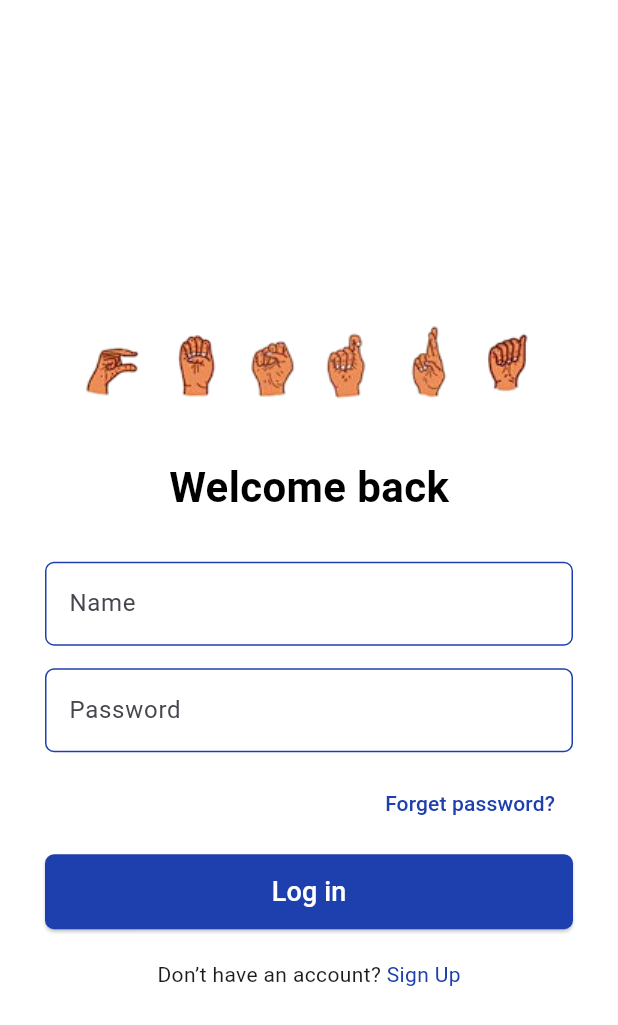
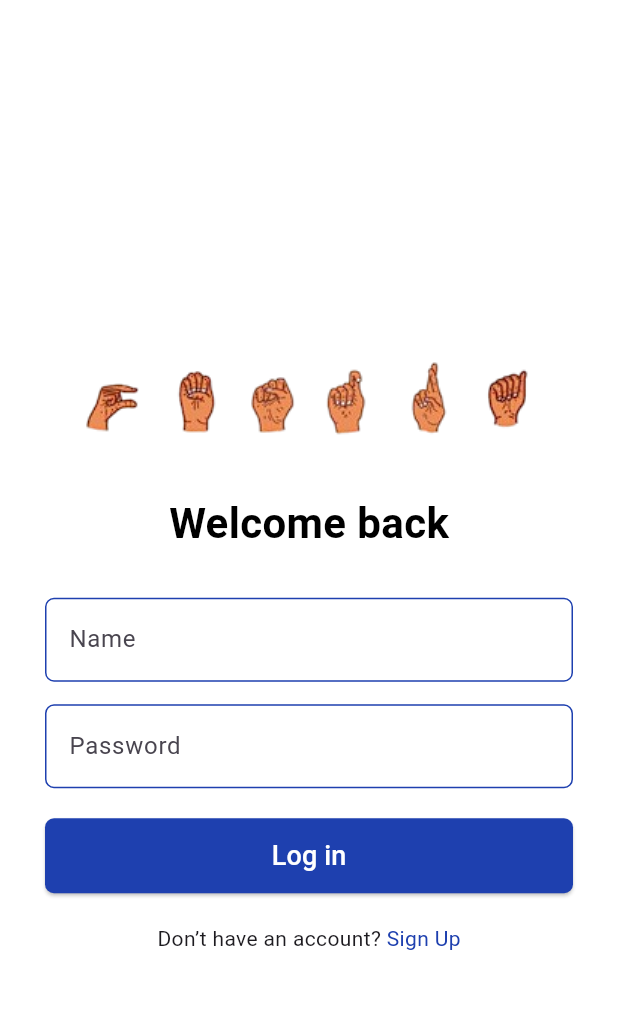
Before and after one commit to RafaMufid/Gestra-Mobile, a Flutter app: the screen it shows after launch, after a tap on "Log In", on a phone screen of 412 x 824 dp. Shown: the top 1025 px of the screen. Run offline on Flutter 3.47's test engine with Material 3 defaults, Android fonts, the phone set to English and light mode, and no system bars.

Commit message:
update dikit
huhuhuhhu :(

```diff
--- a/gestra/lib/login.dart
+++ b/gestra/lib/login.dart
@@ -60,16 +60,16 @@ class LoginPage extends StatelessWidget {
                   ),
                 ),
                 const SizedBox(height: 10),
-                Align(
-                  alignment: Alignment.centerRight,
-                  child: TextButton(
-                    onPressed: () {},
-                    child: const Text(
-                      "Forget password?",
-                      style: TextStyle(color: Color.fromRGBO(30, 64, 175, 1)),
-                    ),
-                  ),
-                ),
+                // Align(
+                //   alignment: Alignment.centerRight,
+                //   child: TextButton(
+                //     onPressed: () {},
+                //     child: const Text(
+                //       "Forget password?",
+                //       style: TextStyle(color: Color.fromRGBO(30, 64, 175, 1)),
+                //     ),
+                //   ),
+                // ),
                 const SizedBox(height: 10),
                 SizedBox(
                   width: double.infinity,
--- a/gestra/lib/register.dart
+++ b/gestra/lib/register.dart
@@ -1,4 +1,8 @@
 import 'package:flutter/material.dart';
+
+TextEditingController nameController = TextEditingController();
+TextEditingController emailController = TextEditingController();
+TextEditingController passController = TextEditingController();
 
 class RegisterPage extends StatelessWidget {
   const RegisterPage({super.key});
```
